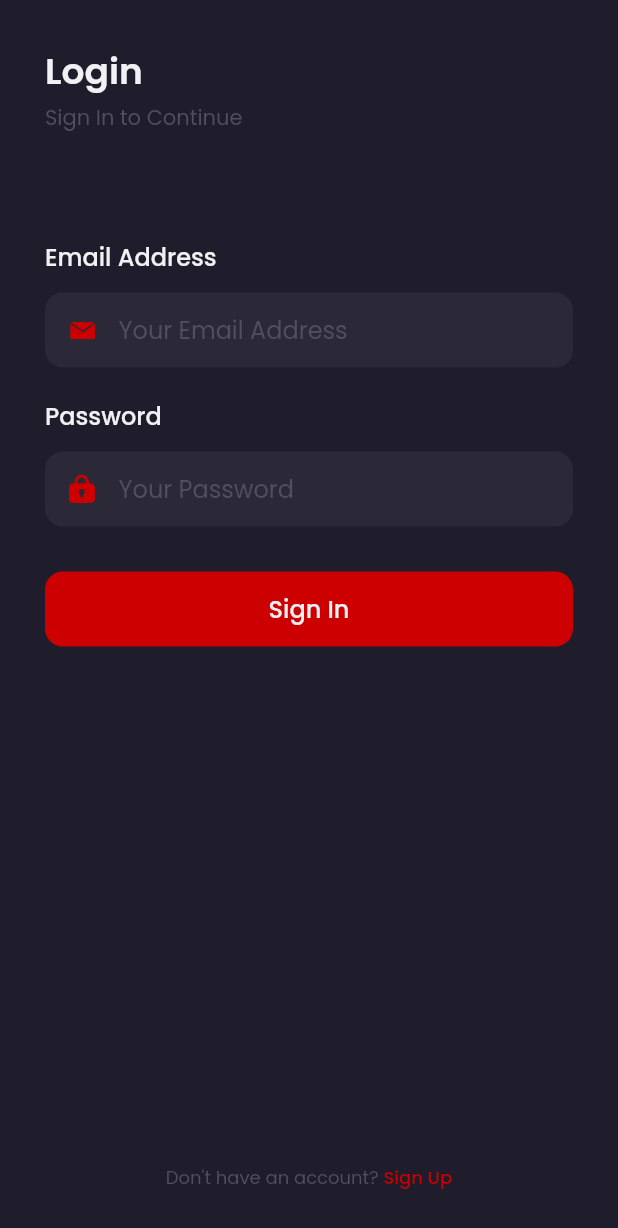
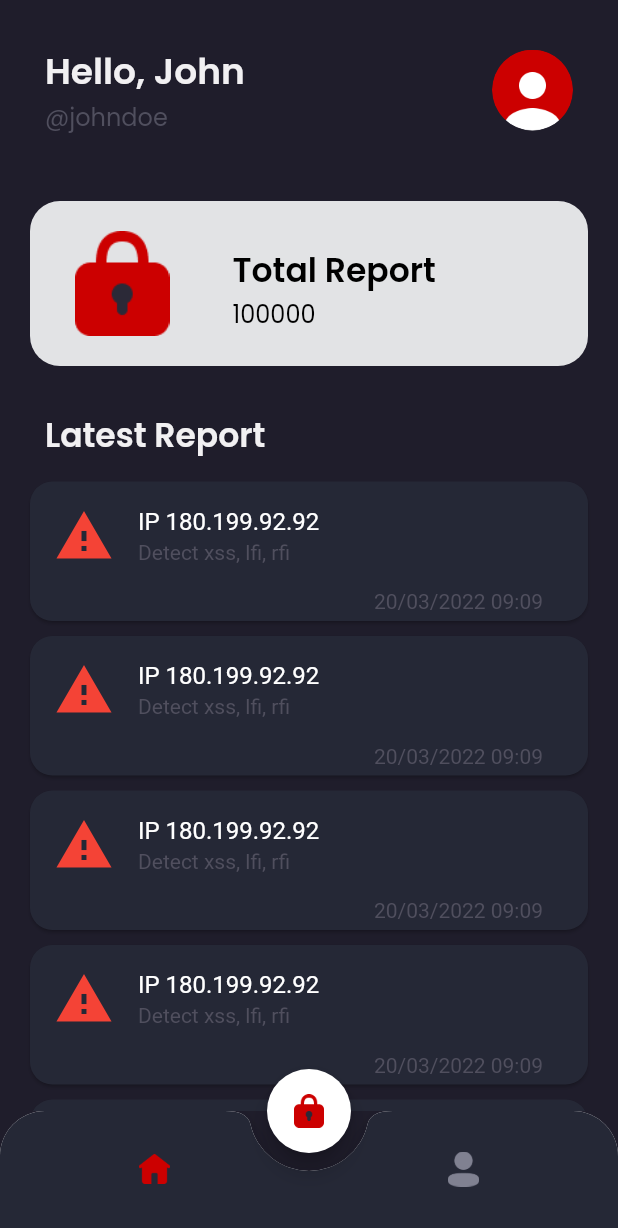
Before and after one commit to fariqfgi/apacheers_mobile, a Flutter app: the screen it shows after launch, after a tap on "Sign In", on a phone screen of 412 x 824 dp. Shown: the top 1228 px of the screen. Run offline on Flutter 3.47's test engine with Material 2 defaults, Android fonts, the phone set to English and light mode, and no system bars; our stand-ins replace google_fonts.

Commit message:
Add: Home page

```diff
--- a/lib/main.dart
+++ b/lib/main.dart
@@ -1,3 +1,4 @@
+import 'package:apacheers_mobile/pages/home/main_page.dart';
 import 'package:apacheers_mobile/pages/sign_in_page.dart';
 import 'package:apacheers_mobile/pages/sign_up_page.dart';
 import 'package:apacheers_mobile/pages/splash_page.dart';
@@ -14,6 +15,7 @@ class MyApp extends StatelessWidget {
         '/': (context) => SplashPage(),
         '/sign-in': (context) => SignInPage(),
         '/sign-up': (context) => SignUpPage(),
+        '/home': (context) => MainPage(),
       },
     );
   }
--- /dev/null
+++ b/lib/pages/home/home_page.dart
@@ -0,0 +1,104 @@
+import 'package:apacheers_mobile/theme.dart';
+import 'package:apacheers_mobile/widget/report_card.dart';
+import 'package:apacheers_mobile/widget/report_tile.dart';
+import 'package:flutter/material.dart';
+
+class HomePage extends StatelessWidget {
+  @override
+  Widget build(BuildContext context) {
+    Widget header() {
+      return Container(
+        margin: EdgeInsets.only(
+          top: defaultMargin,
+          left: defaultMargin,
+          right: defaultMargin,
+        ),
+        child: Row(
+          children: [
+            Expanded(
+              child: Column(
+                crossAxisAlignment: CrossAxisAlignment.start,
+                children: [
+                  Text(
+                    'Hello, John',
+                    style: primaryTextStyle.copyWith(
+                      fontSize: 24,
+                      fontWeight: FontWeight.w600,
+                    ),
+                  ),
+                  Text(
+                    '@johndoe',
+                    style: subtitleTextStyle.copyWith(
+                      fontSize: 16,
+                    ),
+                  )
+                ],
+              ),
+            ),
+            Container(
+              width: 54,
+              height: 54,
+              decoration: BoxDecoration(
+                shape: BoxShape.circle,
+                image: DecorationImage(
+                  image: AssetImage('assets/images/profile_image.png'),
+                ),
+              ),
+            )
+          ],
+        ),
+      );
+    }
+
+    Widget reportTotal() {
+      return Container(
+        margin: EdgeInsets.only(top: 24),
+        child: ReportCard(),
+      );
+    }
+
+    Widget latestReportTitle() {
+      return Container(
+        margin: EdgeInsets.only(
+          top: 10,
+          left: defaultMargin,
+          right: defaultMargin,
+        ),
+        child: Text(
+          'Latest Report',
+          style: primaryTextStyle.copyWith(
+            fontSize: 22,
+            fontWeight: FontWeight.w600,
+          ),
+        ),
+      );
+    }
+
+    Widget latestReport() {
+      return Container(
+        margin: EdgeInsets.only(
+          top: 14,
+        ),
+        child: Column(
+          children: [
+            ReportTile(),
+            ReportTile(),
+            ReportTile(),
+            ReportTile(),
+            ReportTile(),
+            ReportTile(),
+          ],
+        ),
+      );
+    }
+
+    return ListView(
+      children: [
+        header(),
+        reportTotal(),
+        latestReportTitle(),
+        latestReport(),
+      ],
+    );
+  }
+}
--- /dev/null
+++ b/lib/pages/home/main_page.dart
@@ -0,0 +1,100 @@
+import 'package:apacheers_mobile/pages/home/home_page.dart';
+import 'package:apacheers_mobile/pages/home/profile_page.dart';
+import 'package:apacheers_mobile/theme.dart';
+import 'package:flutter/material.dart';
+
+class MainPage extends StatefulWidget {
+  @override
+  State<MainPage> createState() => _MainPageState();
+}
+
+class _MainPageState extends State<MainPage> {
+  int currentIndex = 0;
+
+  @override
+  Widget build(BuildContext context) {
+    Widget reportButton() {
+      return FloatingActionButton(
+        onPressed: () {},
+        backgroundColor: Colors.white,
+        child: Image.asset(
+          'assets/images/password_icon.png',
+          width: 20,
+        ),
+      );
+    }
+
+    Widget customButtonNav() {
+      return ClipRRect(
+        borderRadius: BorderRadius.vertical(
+          top: Radius.circular(30),
+        ),
+        child: BottomAppBar(
+          shape: CircularNotchedRectangle(),
+          notchMargin: 12,
+          clipBehavior: Clip.antiAlias,
+          child: BottomNavigationBar(
+            backgroundColor: backgroundColor3,
+            currentIndex: currentIndex,
+            onTap: (value) {
+              setState(() {
+                currentIndex = value;
+              });
+            },
+            type: BottomNavigationBarType.fixed,
+            items: [
+              BottomNavigationBarItem(
+                icon: Container(
+                  margin: EdgeInsets.only(
+                    top: 20,
+                    bottom: 10,
+                  ),
+                  child: Image.asset(
+                    'assets/images/home_icon.png',
+                    width: 21,
+                    color: currentIndex == 0 ? primaryColor : Color(0xff808191),
+                  ),
+                ),
+                label: '',
+              ),
+              BottomNavigationBarItem(
+                icon: Container(
+                  margin: EdgeInsets.only(
+                    top: 20,
+                    bottom: 10,
+                  ),
+                  child: Image.asset('assets/images/profile_icon.png',
+                      width: 21,
+                      color:
+                          currentIndex == 1 ? primaryColor : Color(0xff808191)),
+                ),
+                label: '',
+              ),
+            ],
+          ),
+        ),
+      );
+    }
+
+    Widget body() {
+      switch (currentIndex) {
+        case 0:
+          return HomePage();
+          break;
+        case 1:
+          return ProfilePage();
+          break;
+        default:
+          return HomePage();
+      }
+    }
+
+    return Scaffold(
+      backgroundColor: backgroundColor1,
+      floatingActionButton: reportButton(),
+      floatingActionButtonLocation: FloatingActionButtonLocation.centerDocked,
+      bottomNavigationBar: customButtonNav(),
+      body: body(),
+    );
+  }
+}
--- /dev/null
+++ b/lib/pages/home/profile_page.dart
@@ -0,0 +1,10 @@
+import 'package:flutter/material.dart';
+
+class ProfilePage extends StatelessWidget {
+  @override
+  Widget build(BuildContext context) {
+    return Center(
+      child: Text('Profile Page'),
+    );
+  }
+}
--- /dev/null
+++ b/lib/pages/home/report_page.dart
@@ -0,0 +1,10 @@
+import 'package:flutter/material.dart';
+
+class ReportPage extends StatelessWidget {
+  @override
+  Widget build(BuildContext context) {
+    return Center(
+      child: Text('Report Page'),
+    );
+  }
+}
--- a/lib/pages/sign_in_page.dart
+++ b/lib/pages/sign_in_page.dart
@@ -138,7 +138,9 @@ class SignInPage extends StatelessWidget {
         width: double.infinity,
         margin: EdgeInsets.only(top: 30),
         child: TextButton(
-          onPressed: () {},
+          onPressed: () {
+            Navigator.pushNamed(context, '/home');
+          },
           style: TextButton.styleFrom(
             backgroundColor: primaryColor,
             shape: RoundedRectangleBorder(
--- a/lib/pages/sign_up_page.dart
+++ b/lib/pages/sign_up_page.dart
@@ -189,7 +189,9 @@ class SignUpPage extends StatelessWidget {
         width: double.infinity,
         margin: EdgeInsets.only(top: 30),
         child: TextButton(
-          onPressed: () {},
+          onPressed: () {
+            Navigator.pushNamed(context, '/home');
+          },
           style: TextButton.styleFrom(
             backgroundColor: primaryColor,
             shape: RoundedRectangleBorder(
--- a/lib/theme.dart
+++ b/lib/theme.dart
@@ -6,11 +6,17 @@ double defaultMargin = 30.0;
 Color primaryColor = Color(0xffcc0000);
 Color backgroundColor1 = Color(0xff1F1D2B);
 Color backgroundColor2 = Color(0xff2B2937);
+Color backgroundColor3 = Color(0xff252836);
 Color primaryTextColor = Color(0xffF1F0F2);
+Color secondaryTextColor = Color.fromARGB(255, 0, 0, 0);
 Color subtitleColor = Color(0xff504F5E);
 
 TextStyle primaryTextStyle = GoogleFonts.poppins(
   color: primaryTextColor,
+);
+
+TextStyle secondaryTextStyle = GoogleFonts.poppins(
+  color: secondaryTextColor,
 );
 
 TextStyle subtitleTextStyle = GoogleFonts.poppins(
--- /dev/null
+++ b/lib/widget/report_card.dart
@@ -0,0 +1,56 @@
+import 'package:apacheers_mobile/theme.dart';
+import 'package:flutter/material.dart';
+
+class ReportCard extends StatelessWidget {
+  @override
+  Widget build(BuildContext context) {
+    return Container(
+      height: 110,
+      margin: EdgeInsets.all(20.0),
+      decoration: BoxDecoration(
+        borderRadius: BorderRadius.circular(20),
+        color: Color.fromARGB(255, 226, 227, 229),
+      ),
+      child: Row(
+        children: [
+          SizedBox(
+            width: 30,
+          ),
+          Image.asset(
+            'assets/images/password_icon.png',
+            height: 70,
+          ),
+          SizedBox(
+            width: 12,
+          ),
+          Expanded(
+            child: Padding(
+              padding: EdgeInsets.only(
+                top: defaultMargin,
+                left: defaultMargin,
+              ),
+              child: Column(
+                crossAxisAlignment: CrossAxisAlignment.start,
+                children: [
+                  Text(
+                    'Total Report',
+                    style: secondaryTextStyle.copyWith(
+                      fontSize: 22,
+                      fontWeight: FontWeight.w600,
+                    ),
+                  ),
+                  Text(
+                    '100000',
+                    style: secondaryTextStyle.copyWith(
+                      fontSize: 16,
+                    ),
+                  ),
+                ],
+              ),
+            ),
+          ),
+        ],
+      ),
+    );
+  }
+}
--- /dev/null
+++ b/lib/widget/report_tile.dart
@@ -0,0 +1,60 @@
+import 'package:apacheers_mobile/theme.dart';
+import 'package:flutter/material.dart';
+
+class ReportTile extends StatelessWidget {
+  @override
+  Widget build(BuildContext context) {
+    return Container(
+      child: Card(
+        margin: EdgeInsets.only(
+          right: 20,
+          left: 20,
+          bottom: 10,
+        ),
+        shape: RoundedRectangleBorder(
+          borderRadius: BorderRadius.circular(15.0),
+        ),
+        color: Color(0xff252836),
+        child: Column(
+          mainAxisSize: MainAxisSize.min,
+          children: <Widget>[
+            const ListTile(
+              leading: Icon(
+                Icons.warning,
+                size: 40,
+                color: Colors.red,
+              ),
+              title: Text(
+                'IP 180.199.92.92',
+                style: TextStyle(
+                  color: Colors.white,
+                ),
+              ),
+              subtitle: Text(
+                'Detect xss, lfi, rfi',
+                style: TextStyle(
+                  color: Color(0xff504F5E),
+                ),
+              ),
+            ),
+            Align(
+              alignment: Alignment.bottomRight,
+              child: Padding(
+                padding: EdgeInsets.only(
+                  right: 30,
+                  bottom: 5,
+                ),
+                child: Text(
+                  '20/03/2022 09:09',
+                  style: TextStyle(
+                    color: subtitleColor,
+                  ),
+                ),
+              ),
+            )
+          ],
+        ),
+      ),
+    );
+  }
+}
```
Also changed, not shown: assets/images/home_icon.png (added), assets/images/profile_icon.png (added), assets/images/profile_image.png (added), pubspec.lock, 2 other files.
